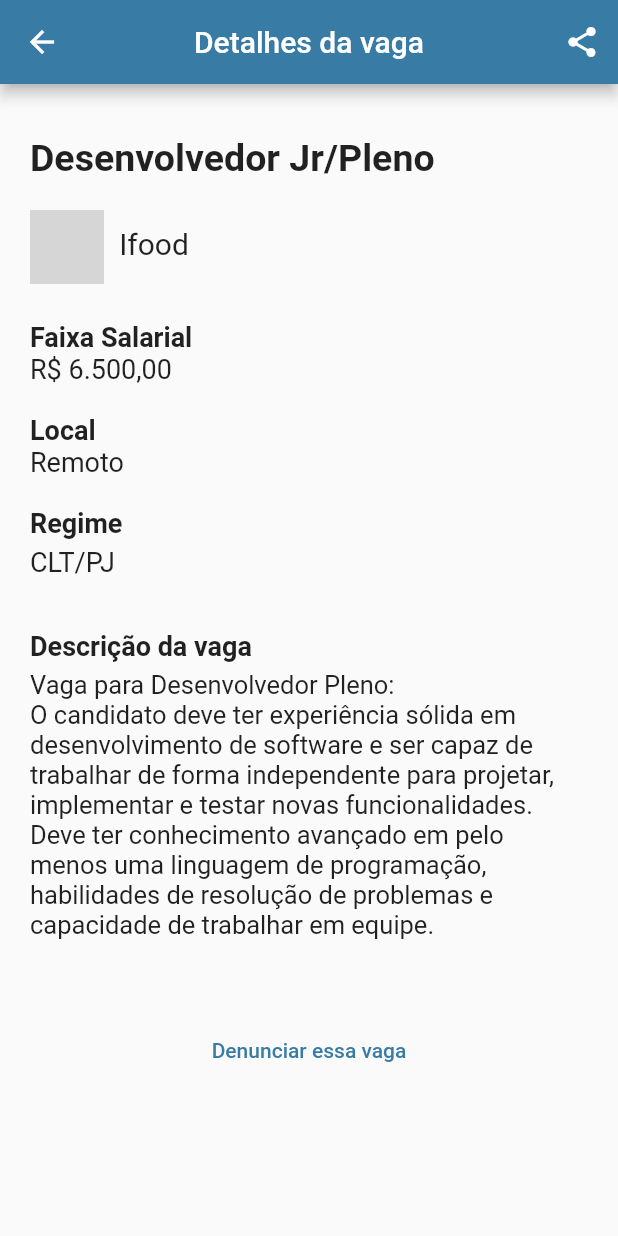
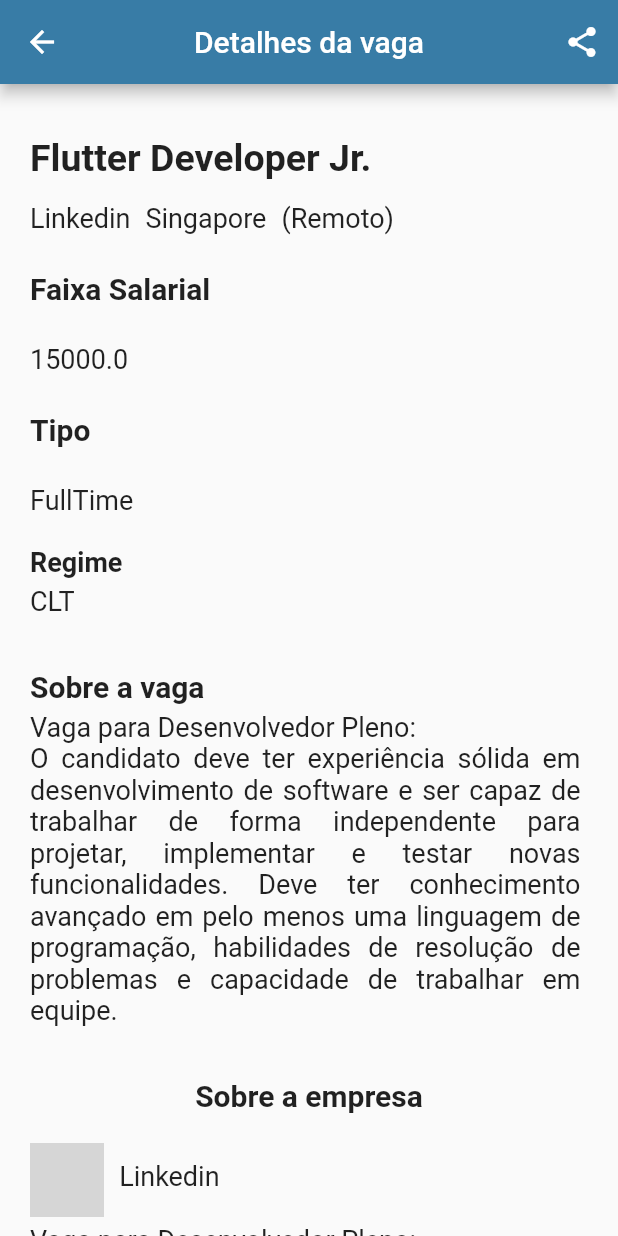
Before and after one commit to elite37oficial/VAGAS_FLUTTER_MOBILE, a Flutter app: the screen it shows after launch, on a phone screen of 412 x 824 dp. Run offline on Flutter 3.47's test engine with Material 2 defaults, Android fonts, the phone set to English and light mode, and no system bars; our stand-ins replace flutter_svg; network calls fail; grey boxes are pictures that could not be loaded.

Commit message:
Recendo informações direto de 'mock_job'

```diff
--- a/lib/data/mock_job.dart
+++ b/lib/data/mock_job.dart
@@ -8,6 +8,11 @@ final mockJob = [
     jobType: "FullTime",
     value: 15000.0,
     imageUrl: "https://cdn-icons-png.flaticon.com/512/174/174857.png",
+    // Falta Regime (CLT ou PJ)
+    // Informações da empresa
+    // Tipo de Vaga (Tempo Integral ou Meio periodo)
+    // Sobre a vaga
+    // Competencias
   ),
   JobModel(
     jobOportunity: "Flutter Engineer",
--- a/lib/views/pages/vacancy_details_page.dart
+++ b/lib/views/pages/vacancy_details_page.dart
@@ -1,14 +1,19 @@
+// ignore_for_file: public_member_api_docs, sort_constructors_first
 import 'package:flutter/material.dart';
-import 'package:flutter_svg/svg.dart';
+//import 'package:flutter_svg/svg.dart';
 import 'package:vagas_flutter_mobile/core/ui/helpers/size_extensions.dart';
-
+import 'package:vagas_flutter_mobile/data/mock_job.dart';
+import 'package:vagas_flutter_mobile/models/job_model.dart';
 import '../../core/ui/styles/app_colors.dart';
 
 class VacancyDetailsPage extends StatelessWidget {
-  const VacancyDetailsPage({super.key});
+  const VacancyDetailsPage({
+    Key? key,
+  }) : super(key: key);
 
   @override
   Widget build(BuildContext context) {
+    final JobModel listJobs = mockJob[0];
     return Scaffold(
       appBar: AppBar(
         title: const Text('Detalhes da vaga'),
@@ -27,11 +32,11 @@ class VacancyDetailsPage extends StatelessWidget {
           child: Column(
             crossAxisAlignment: CrossAxisAlignment.start,
             children: [
-              const Padding(
-                padding: EdgeInsets.only(top: 35, left: 20),
+              Padding(
+                padding: const EdgeInsets.only(top: 35, left: 20),
                 child: Text(
-                  'Desenvolvedor Jr/Pleno',
-                  style: TextStyle(
+                  listJobs.jobOportunity,
+                  style: const TextStyle(
                     fontSize: 25,
                     fontWeight: FontWeight.bold,
                   ),
@@ -39,76 +44,107 @@ class VacancyDetailsPage extends StatelessWidget {
               ),
               Row(
                 children: [
+                  const Padding(
+                    padding: EdgeInsets.only(
+                      top: 20.0,
+                      left: 10,
+                      right: 10,
+                    ),
+                    // child: SizedBox(
+                    //   child: ClipRRect(
+                    //     borderRadius: const BorderRadius.only(
+                    //       topLeft: Radius.circular(15.0),
+                    //       topRight: Radius.circular(15.0),
+                    //       bottomLeft: Radius.circular(15.0),
+                    //       bottomRight: Radius.circular(15.0),
+                    //     ),
+                    //     child: Image.network(
+                    //       listJobs.imageUrl,
+                    //       width: context.percentHeight(.06),
+                    //       height: context.percentHeight(.06),
+                    //     ),
+                    //   ),
+                    // ),
+                  ),
                   Padding(
-                    padding:
-                        const EdgeInsets.only(top: 20.0, left: 20, right: 10),
-                    child: SizedBox(
-                      child: ClipRRect(
-                        borderRadius: const BorderRadius.only(
-                          topLeft: Radius.circular(15.0),
-                          topRight: Radius.circular(15.0),
-                          bottomLeft: Radius.circular(15.0),
-                          bottomRight: Radius.circular(15.0),
-                        ),
-                        child: SvgPicture.asset(
-                          'assets/images/logo_ifood.svg',
-                          width: context.percentHeight(.06),
-                          height: context.percentHeight(.06),
-                        ),
+                    padding: const EdgeInsets.only(
+                      top: 15.0,
+                      right: 10,
+                    ),
+                    child: Text(
+                      listJobs.company,
+                      style: const TextStyle(
+                        fontSize: 18,
+                      ),
+                    ),
+                  ),
+                  Padding(
+                    padding: const EdgeInsets.only(
+                      top: 15.0,
+                      right: 10,
+                    ),
+                    child: Text(
+                      listJobs.city,
+                      style: const TextStyle(
+                        fontSize: 18,
                       ),
                     ),
                   ),
                   const Padding(
                     padding: EdgeInsets.only(top: 15.0),
                     child: Text(
-                      'Ifood',
+                      '(Remoto)',
                       style: TextStyle(
-                        fontSize: 20,
+                        fontSize: 18,
                       ),
                     ),
                   ),
                 ],
               ),
-              const Padding(
-                padding: EdgeInsets.only(top: 25, left: 20),
-                child: Text(
-                  'Faixa Salarial',
-                  style: TextStyle(
-                    fontSize: 18,
-                    fontWeight: FontWeight.bold,
-                  ),
-                ),
+              customTextColumn(
+                text: 'Faixa Salarial',
+                fontSize: 20,
+                fontWeight: FontWeight.bold,
               ),
-              const Padding(
-                padding: EdgeInsets.only(left: 20),
-                child: Text(
-                  "R\$ 6.500,00",
-                  style: TextStyle(
-                    fontSize: 18,
-                    //fontWeight: FontWeight.bold,
-                  ),
-                ),
+              customTextColumn(
+                text: listJobs.value.toString(),
               ),
-              const Padding(
-                padding: EdgeInsets.only(top: 20, left: 20),
-                child: Text(
-                  'Local',
-                  style: TextStyle(
-                    fontSize: 18,
-                    fontWeight: FontWeight.bold,
-                  ),
-                ),
+              // Padding(
+              //   padding: const EdgeInsets.only(left: 20),
+              //   child: Text(
+              //     listJobs.value.toString(),
+              //     style: const TextStyle(
+              //       fontSize: 18,
+              //       //fontWeight: FontWeight.bold,
+              //     ),
+              //   ),
+              // ),
+              customTextColumn(
+                text: 'Tipo',
+                fontSize: 20,
+                fontWeight: FontWeight.bold,
               ),
-              const Padding(
-                padding: EdgeInsets.only(left: 20),
-                child: Text(
-                  'Remoto',
-                  style: TextStyle(
-                    fontSize: 18,
-                    //fontWeight: FontWeight.bold,
-                  ),
-                ),
-              ),
+              // const Padding(
+              //   padding: EdgeInsets.only(top: 20, left: 20),
+              //   child: Text(
+              //     'Tipo',
+              //     style: TextStyle(
+              //       fontSize: 18,
+              //       fontWeight: FontWeight.bold,
+              //     ),
+              //   ),
+              // ),
+              customTextColumn(text: listJobs.jobType),
+              // const Padding(
+              //   padding: EdgeInsets.only(left: 20),
+              //   child: Text(
+              //     'Remoto',
+              //     style: TextStyle(
+              //       fontSize: 18,
+              //       //fontWeight: FontWeight.bold,
+              //     ),
+              //   ),
+              // ),
               const Padding(
                 padding: EdgeInsets.only(top: 20, left: 20),
                 child: Text(
@@ -122,7 +158,7 @@ class VacancyDetailsPage extends StatelessWidget {
               const Padding(
                 padding: EdgeInsets.only(top: 5, left: 20),
                 child: Text(
-                  'CLT/PJ',
+                  'CLT',
                   style: TextStyle(
                     fontSize: 18,
                     //fontWeight: FontWeight.bold,
@@ -132,9 +168,9 @@ class VacancyDetailsPage extends StatelessWidget {
               const Padding(
                 padding: EdgeInsets.only(top: 35, left: 20),
                 child: Text(
-                  'Descrição da vaga',
+                  'Sobre a vaga',
                   style: TextStyle(
-                    fontSize: 18,
+                    fontSize: 20,
                     fontWeight: FontWeight.bold,
                   ),
                 ),
@@ -144,26 +180,105 @@ class VacancyDetailsPage extends StatelessWidget {
                   top: 5,
                   left: 20,
                   right: 25,
-                  bottom: 50,
+                  //bottom: 50,
                 ),
                 child: Text(
-                  "Vaga para Desenvolvedor Pleno:\nO candidato deve ter experiência"
-                  " sólida em desenvolvimento de software e ser capaz de trabalhar"
-                  " de forma independente para projetar, implementar e testar novas"
-                  " funcionalidades. Deve ter conhecimento avançado em pelo menos"
-                  " uma linguagem de programação, habilidades de resolução de"
-                  " problemas e capacidade de trabalhar em equipe.",
+                  "Vaga para Desenvolvedor Pleno: \nO candidato deve ter experiência sólida em desenvolvimento de software e ser capaz de trabalhar de forma independente para projetar, implementar e testar novas funcionalidades. Deve ter conhecimento avançado em pelo menos uma linguagem de programação, habilidades de resolução de problemas e capacidade de trabalhar em equipe.",
                   style: TextStyle(
-                    fontSize: 17,
+                    fontSize: 18,
                   ),
+                  textAlign: TextAlign.justify,
+                  softWrap: true,
                 ),
+              ),
+              Column(
+                children: [
+                  const Padding(
+                    padding: EdgeInsets.only(
+                      top: 35,
+                    ),
+                    child: Text(
+                      'Sobre a empresa',
+                      style: TextStyle(
+                        fontSize: 20,
+                        fontWeight: FontWeight.bold,
+                      ),
+                    ),
+                  ),
+                  Column(
+                    children: [
+                      Row(
+                        children: [
+                          Padding(
+                            padding: const EdgeInsets.only(
+                              top: 20.0,
+                              left: 20,
+                              right: 10,
+                            ),
+                            child: SizedBox(
+                              child: ClipRRect(
+                                borderRadius: const BorderRadius.only(
+                                  topLeft: Radius.circular(15.0),
+                                  topRight: Radius.circular(15.0),
+                                  bottomLeft: Radius.circular(15.0),
+                                  bottomRight: Radius.circular(15.0),
+                                ),
+                                child: Image.network(
+                                  listJobs.imageUrl,
+                                  width: context.percentHeight(.06),
+                                  height: context.percentHeight(.06),
+                                ),
+                              ),
+                            ),
+                          ),
+                          Padding(
+                            padding: const EdgeInsets.only(
+                              top: 15.0,
+                              right: 10,
+                            ),
+                            child: Text(
+                              listJobs.company,
+                              style: const TextStyle(
+                                fontSize: 18,
+                              ),
+                            ),
+                          ),
+                          // SvgPicture.asset(
+                          //   'assets/images/logo_ifood.svg',
+                          //   width: context.percentHeight(.06),
+                          //   height: context.percentHeight(.06),
+                          // ),
+                        ],
+                      ),
+                      const Padding(
+                        padding: EdgeInsets.only(
+                          top: 5,
+                          left: 20,
+                          right: 25,
+                          bottom: 30,
+                        ),
+                        child: Text(
+                          "Vaga para Desenvolvedor Pleno: \nO candidato deve ter experiência sólida em desenvolvimento de software e ser capaz de trabalhar de forma independente para projetar, implementar e testar novas funcionalidades. Deve ter conhecimento avançado em pelo menos uma linguagem de programação, habilidades de resolução de problemas e capacidade de trabalhar em equipe.",
+                          style: TextStyle(
+                            fontSize: 18,
+                          ),
+                          textAlign: TextAlign.justify,
+                          softWrap: true,
+                        ),
+                      ),
+                    ],
+                  )
+                ],
               ),
               Center(
                 child: TextButton(
                   onPressed: () {},
                   child: Text(
                     'Denunciar essa vaga',
-                    style: TextStyle(color: AppColors.greyBlue),
+                    style: TextStyle(
+                      color: AppColors.greyBlue,
+                      fontSize: 16,
+                    ),
                   ),
                 ),
               ),
@@ -173,4 +288,21 @@ class VacancyDetailsPage extends StatelessWidget {
       ),
     );
   }
+
+  Padding customTextColumn({
+    required String text,
+    double fontSize = 18,
+    FontWeight fontWeight = FontWeight.normal,
+  }) {
+    return Padding(
+      padding: const EdgeInsets.only(top: 25, left: 20),
+      child: Text(
+        text,
+        style: TextStyle(
+          fontSize: fontSize,
+          fontWeight: fontWeight,
+        ),
+      ),
+    );
+  }
 }
```
